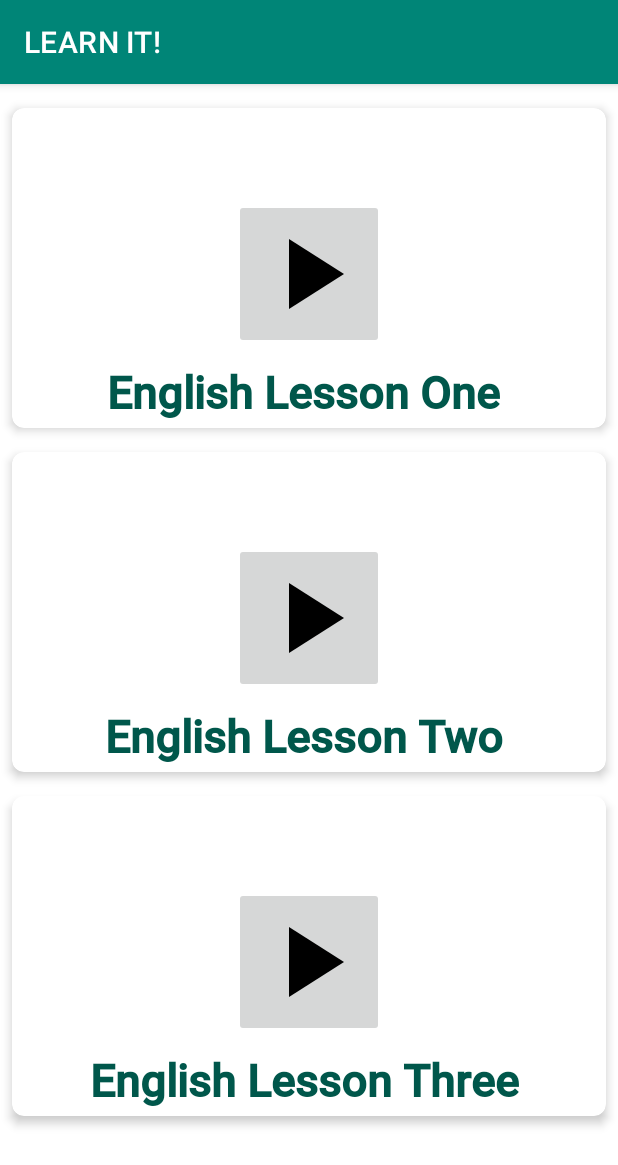
After one commit to Dablaze-ufc/NaijaHacksEducationApp, an Android app: the SelecteEnglishVideoActivity screen opened directly, with no data from a screen before it, on a phone screen of 412 x 824 dp. The commit adds this screen. Shown: the top 1165 px of the screen. Run offline under Robolectric (Android 15) with nearby library versions, the phone set to English and light mode, and no system bars.

Commit message:
Redesigned the english activities and the way to select lessonss

```diff
--- /dev/null
+++ b/app/src/main/java/com/pheonix_squad/naijahackseducationapp/EnglishLessonThreeActivity.java
@@ -0,0 +1,14 @@
+package com.pheonix_squad.naijahackseducationapp;
+
+import androidx.appcompat.app.AppCompatActivity;
+
+import android.os.Bundle;
+
+public class EnglishLessonThreeActivity extends AppCompatActivity {
+
+    @Override
+    protected void onCreate(Bundle savedInstanceState) {
+        super.onCreate(savedInstanceState);
+        setContentView(R.layout.activity_english_lesson_four);
+    }
+}
--- /dev/null
+++ b/app/src/main/java/com/pheonix_squad/naijahackseducationapp/EnglishLessonTwoActivity.java
@@ -0,0 +1,14 @@
+package com.pheonix_squad.naijahackseducationapp;
+
+import androidx.appcompat.app.AppCompatActivity;
+
+import android.os.Bundle;
+
+public class EnglishLessonTwoActivity extends AppCompatActivity {
+
+    @Override
+    protected void onCreate(Bundle savedInstanceState) {
+        super.onCreate(savedInstanceState);
+        setContentView(R.layout.activity_english_lesson_two);
+    }
+}
--- /dev/null
+++ b/app/src/main/java/com/pheonix_squad/naijahackseducationapp/SelecteEnglishVideoActivity.java
@@ -0,0 +1,63 @@
+package com.pheonix_squad.naijahackseducationapp;
+
+import androidx.appcompat.app.AppCompatActivity;
+import androidx.cardview.widget.CardView;
+
+import android.content.Intent;
+import android.os.Bundle;
+import android.view.View;
+
+public class SelecteEnglishVideoActivity extends AppCompatActivity {
+
+    CardView lesson1, lesson2,lesson3;
+
+    @Override
+    protected void onCreate(Bundle savedInstanceState) {
+        super.onCreate(savedInstanceState);
+        setContentView(R.layout.activity_selecte_english_video);
+
+
+
+        lesson1 = findViewById(R.id.card_topic);
+        lesson2 = findViewById(R.id.card_topic_two);
+        lesson3 = findViewById(R.id.card_topic_three);
+
+        lesson1.setOnClickListener(new View.OnClickListener() {
+            @Override
+            public void onClick(View view) {
+                openLesson1(view);
+
+            }
+        });
+
+        lesson2.setOnClickListener(new View.OnClickListener() {
+            @Override
+            public void onClick(View view) {
+                openLesson1(view);
+
+            }
+        });
+        lesson3.setOnClickListener(new View.OnClickListener() {
+            @Override
+            public void onClick(View view) {
+                openLesson1(view);
+
+            }
+        });
+    }
+
+    public void openLesson1 (View view){
+        Intent lessonOne = new Intent(this, PlayVideoActivity.class);
+        startActivity(lessonOne);
+    }
+
+    public void openLesson2 (View view){
+        Intent lessonTwo = new Intent(this, EnglishLessonTwoActivity.class);
+        startActivity(lessonTwo);
+    }
+
+    public void openLesson3 (View view){
+        Intent lessonThree = new Intent(this, EnglishLessonThreeActivity.class);
+        startActivity(lessonThree);
+    }
+}
--- a/app/src/main/java/com/pheonix_squad/naijahackseducationapp/adapter/YoutubeRecyclerAdapter.kt
+++ b/app/src/main/java/com/pheonix_squad/naijahackseducationapp/adapter/YoutubeRecyclerAdapter.kt
@@ -5,12 +5,10 @@ import android.content.Intent
 import android.os.Bundle
 import android.util.Log
 import android.view.LayoutInflater
-import android.view.View
 
 import android.view.ViewGroup
 import android.widget.TextView
 import androidx.cardview.widget.CardView
-import androidx.navigation.findNavController
 import androidx.recyclerview.widget.RecyclerView
 import com.google.android.youtube.player.YouTubeInitializationResult
 import com.google.android.youtube.player.YouTubeThumbnailLoader
@@ -86,7 +84,7 @@ class YouTubeViewHolder(inflater: LayoutInflater, parent: ViewGroup) : RecyclerV
     init {
         mTittle = itemView.findViewById(R.id.text_tittle)
         mThumbnail = itemView.findViewById(R.id.youTube_thumb)
-        youtubeCardView = itemView.findViewById(R.id.card_topic)
+        youtubeCardView = itemView.findViewById(R.id.card_topic2)
     }
 
 
--- /dev/null
+++ b/app/src/main/res/drawable/ic_play_arrow_black_24dp.xml
@@ -0,0 +1,4 @@
+<vector android:height="50dp" android:viewportHeight="24.0"
+    android:viewportWidth="24.0" android:width="50dp" xmlns:android="http://schemas.android.com/apk/res/android">
+    <path android:fillColor="#FF000000" android:pathData="M8,5v14l11,-7z"/>
+</vector>
--- /dev/null
+++ b/app/src/main/res/layout/activity_english_lesson_four.xml
@@ -0,0 +1,9 @@
+<?xml version="1.0" encoding="utf-8"?>
+<androidx.constraintlayout.widget.ConstraintLayout xmlns:android="http://schemas.android.com/apk/res/android"
+    xmlns:app="http://schemas.android.com/apk/res-auto"
+    xmlns:tools="http://schemas.android.com/tools"
+    android:layout_width="match_parent"
+    android:layout_height="match_parent"
+    tools:context=".EnglishLessonThreeActivity">
+
+</androidx.constraintlayout.widget.ConstraintLayout>
--- /dev/null
+++ b/app/src/main/res/layout/activity_selecte_english_video.xml
@@ -0,0 +1,164 @@
+<?xml version="1.0" encoding="utf-8"?>
+<androidx.constraintlayout.widget.ConstraintLayout xmlns:android="http://schemas.android.com/apk/res/android"
+    xmlns:app="http://schemas.android.com/apk/res-auto"
+    xmlns:tools="http://schemas.android.com/tools"
+    android:layout_width="match_parent"
+    android:layout_height="match_parent"
+    tools:context=".SelecteEnglishVideoActivity">
+
+
+    <androidx.cardview.widget.CardView
+        android:id="@+id/card_topic"
+        android:layout_width="match_parent"
+        android:layout_height="wrap_content"
+        android:layout_marginStart="8dp"
+        android:layout_marginTop="16dp"
+        android:layout_marginEnd="8dp"
+        app:cardCornerRadius="8dp"
+        app:cardElevation="4dp"
+        app:contentPadding="4dp"
+        app:layout_constraintEnd_toEndOf="parent"
+        app:layout_constraintHorizontal_bias="0.0"
+        app:layout_constraintStart_toStartOf="parent"
+        app:layout_constraintTop_toTopOf="parent">
+
+        <androidx.constraintlayout.widget.ConstraintLayout
+            android:layout_width="match_parent"
+            android:layout_height="match_parent">
+
+            <androidx.appcompat.widget.AppCompatImageButton
+                android:id="@+id/youTube_thumb"
+                android:layout_width="100dp"
+                android:layout_height="100dp"
+                android:layout_marginStart="16dp"
+                android:layout_marginTop="8dp"
+                android:layout_marginEnd="16dp"
+                android:src="@drawable/ic_play_arrow_black_24dp"
+                android:scaleType="centerCrop"
+                app:layout_constraintBottom_toBottomOf="parent"
+                app:layout_constraintEnd_toEndOf="parent"
+                app:layout_constraintStart_toStartOf="parent"
+                app:layout_constraintTop_toTopOf="parent" />
+
+            <TextView
+                android:id="@+id/text_tittle"
+                android:layout_width="match_parent"
+                android:layout_height="wrap_content"
+                android:layout_marginTop="8dp"
+                android:fontFamily="@font/roboto_medium"
+                android:text="English Lesson One "
+                android:textAlignment="center"
+                style="@style/SelectView"
+                app:layout_constraintEnd_toEndOf="@+id/youTube_thumb"
+                app:layout_constraintStart_toStartOf="@+id/youTube_thumb"
+                app:layout_constraintTop_toBottomOf="@+id/youTube_thumb" />
+        </androidx.constraintlayout.widget.ConstraintLayout>
+
+
+    </androidx.cardview.widget.CardView>
+
+
+
+
+    <androidx.cardview.widget.CardView
+        android:id="@+id/card_topic_three"
+        android:layout_width="match_parent"
+        android:layout_height="wrap_content"
+        android:layout_marginStart="8dp"
+        android:layout_marginTop="16dp"
+        android:layout_marginEnd="8dp"
+        app:cardCornerRadius="8dp"
+        app:cardElevation="4dp"
+        app:contentPadding="4dp"
+        app:layout_constraintEnd_toEndOf="parent"
+        app:layout_constraintHorizontal_bias="0.0"
+        app:layout_constraintStart_toStartOf="parent"
+        app:layout_constraintTop_toBottomOf="@id/card_topic_two">
+
+        <androidx.constraintlayout.widget.ConstraintLayout
+            android:layout_width="match_parent"
+            android:layout_height="match_parent">
+
+            <androidx.appcompat.widget.AppCompatImageButton
+                android:id="@+id/lesson_three"
+                android:layout_width="100dp"
+                android:layout_height="100dp"
+                android:layout_marginStart="16dp"
+                android:layout_marginTop="8dp"
+                android:layout_marginEnd="16dp"
+                android:src="@drawable/ic_play_arrow_black_24dp"
+                android:scaleType="centerCrop"
+                app:layout_constraintBottom_toBottomOf="parent"
+                app:layout_constraintEnd_toEndOf="parent"
+                app:layout_constraintStart_toStartOf="parent"
+                app:layout_constraintTop_toTopOf="parent" />
+
+            <TextView
+                android:id="@+id/text_tittle_lesson_three"
+                android:layout_width="match_parent"
+                android:layout_height="wrap_content"
+                android:layout_marginTop="8dp"
+                android:fontFamily="@font/roboto_medium"
+                android:text="English Lesson Three "
+                android:textAlignment="center"
+                style="@style/SelectView"
+                app:layout_constraintEnd_toEndOf="@+id/lesson_three"
+                app:layout_constraintStart_toStartOf="@+id/lesson_three"
+                app:layout_constraintTop_toBottomOf="@+id/lesson_three" />
+        </androidx.constraintlayout.widget.ConstraintLayout>
+
+    </androidx.cardview.widget.CardView>
+
+
+
+    <androidx.cardview.widget.CardView
+        android:id="@+id/card_topic_two"
+        android:layout_width="match_parent"
+        android:layout_height="wrap_content"
+        android:layout_marginStart="8dp"
+        android:layout_marginTop="16dp"
+        android:layout_marginEnd="8dp"
+        app:cardCornerRadius="8dp"
+        app:cardElevation="4dp"
+        app:contentPadding="4dp"
+        app:layout_constraintEnd_toEndOf="parent"
+        app:layout_constraintHorizontal_bias="0.0"
+        app:layout_constraintStart_toStartOf="parent"
+        app:layout_constraintTop_toBottomOf="@id/card_topic">
+
+        <androidx.constraintlayout.widget.ConstraintLayout
+            android:layout_width="match_parent"
+            android:layout_height="match_parent">
+
+            <androidx.appcompat.widget.AppCompatImageButton
+                android:id="@+id/lesson_two"
+                android:layout_width="100dp"
+                android:layout_height="100dp"
+                android:layout_marginStart="16dp"
+                android:layout_marginTop="8dp"
+                android:layout_marginEnd="16dp"
+                android:src="@drawable/ic_play_arrow_black_24dp"
+                android:scaleType="centerCrop"
+                app:layout_constraintBottom_toBottomOf="parent"
+                app:layout_constraintEnd_toEndOf="parent"
+                app:layout_constraintStart_toStartOf="parent"
+                app:layout_constraintTop_toTopOf="parent" />
+
+            <TextView
+                android:id="@+id/text_tittle_lesson_two"
+                android:layout_width="match_parent"
+                android:layout_height="wrap_content"
+                android:layout_marginTop="8dp"
+                android:fontFamily="@font/roboto_medium"
+                android:text="English Lesson Two "
+                android:textAlignment="center"
+                style="@style/SelectView"
+                app:layout_constraintEnd_toEndOf="@+id/lesson_two"
+                app:layout_constraintStart_toStartOf="@+id/lesson_two"
+                app:layout_constraintTop_toBottomOf="@+id/lesson_two" />
+        </androidx.constraintlayout.widget.ConstraintLayout>
+
+
+    </androidx.cardview.widget.CardView>
+
+</androidx.constraintlayout.widget.ConstraintLayout>
--- a/app/src/main/res/layout/subject_list.xml
+++ b/app/src/main/res/layout/subject_list.xml
@@ -7,7 +7,7 @@
 
 
     <androidx.cardview.widget.CardView
-        android:id="@+id/card_topic"
+        android:id="@+id/card_topic2"
         android:layout_width="match_parent"
         android:layout_height="wrap_content"
         android:layout_marginStart="8dp"
@@ -44,7 +44,7 @@
                 android:layout_height="wrap_content"
                 android:layout_marginTop="8dp"
                 android:fontFamily="@font/roboto_medium"
-                android:text="@string/topic_text"
+                android:text=""
                 android:textAlignment="center"
                 app:layout_constraintEnd_toEndOf="@+id/youTube_thumb"
                 app:layout_constraintStart_toStartOf="@+id/youTube_thumb"
--- a/app/src/main/res/values/styles.xml
+++ b/app/src/main/res/values/styles.xml
@@ -14,6 +14,12 @@
         <item name="android:textStyle" > bold</item>
     </style>
 
+    <style name="SelectView">
+        <item name="android:textColor"> @color/colorPrimaryDark</item>
+        <item name="android:textSize">30sp</item>
+        <item name="android:textStyle" > bold</item>
+    </style>
+
     <style name="QuestionsView">
         <item name="android:textSize">24sp</item>
         <item name="android:textStyle" > bold</item>
```
Also changed, not shown: app/src/main/AndroidManifest.xml (+5 -2 lines).
